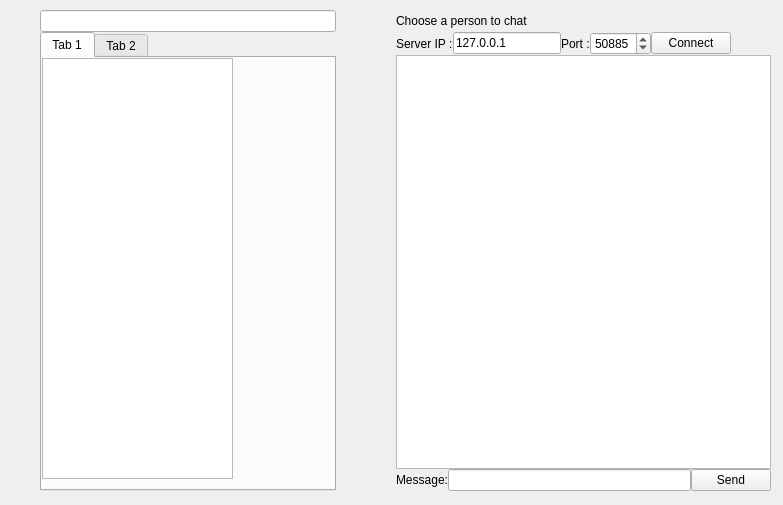
Before: the Qt Designer form GUI/Client/chatwindow.ui in vietnq2291/network-programming-project-20222, drawn with Qt 5.
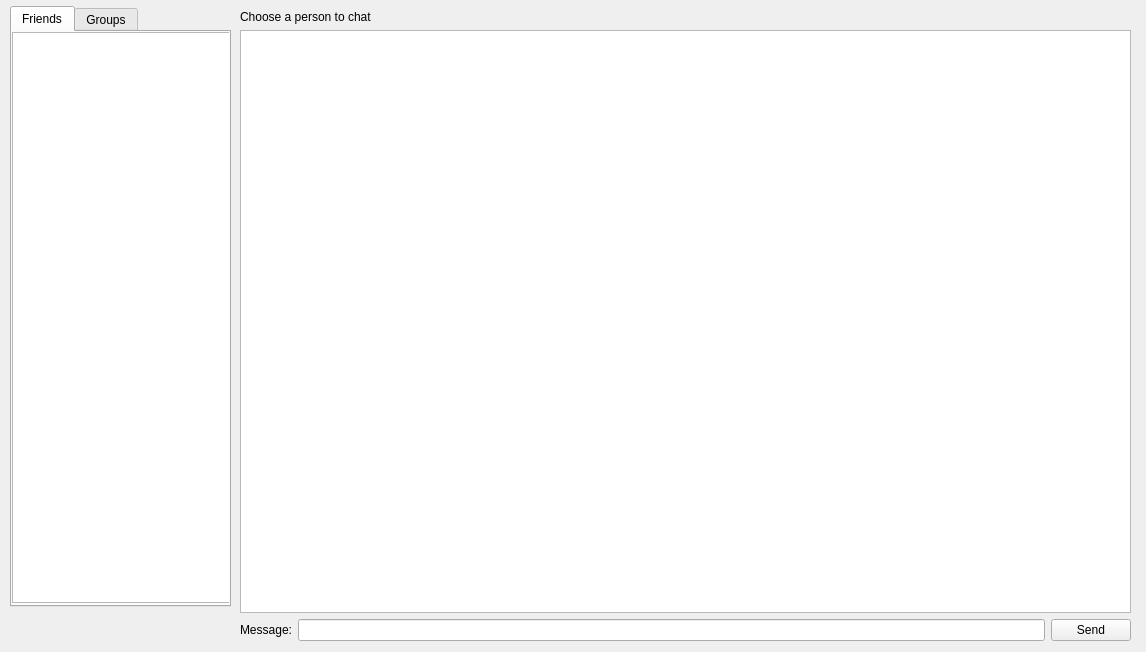
After: the same form once the commit is applied. Icons and pictures are not drawn.

What changed in the file:
```diff
--- a/GUI/Client/chatwindow.ui
+++ b/GUI/Client/chatwindow.ui
@@ -6,8 +6,8 @@
    <rect>
     <x>0</x>
     <y>0</y>
-    <width>783</width>
-    <height>505</height>
+    <width>1146</width>
+    <height>652</height>
    </rect>
   </property>
   <property name="windowTitle">
@@ -17,153 +17,71 @@
    <iconset>
     <normaloff>chat.png</normaloff>chat.png</iconset>
   </property>
-  <widget class="QWidget" name="layoutWidget">
+  <widget class="QTabWidget" name="tabWidget">
    <property name="geometry">
     <rect>
      <x>10</x>
+     <y>6</y>
+     <width>221</width>
+     <height>601</height>
+    </rect>
+   </property>
+   <property name="currentIndex">
+    <number>0</number>
+   </property>
+   <widget class="QWidget" name="tab">
+    <property name="accessibleName">
+     <string/>
+    </property>
+    <attribute name="title">
+     <string>Friends</string>
+    </attribute>
+    <widget class="QListWidget" name="listWidget">
+     <property name="geometry">
+      <rect>
+       <x>0</x>
+       <y>0</y>
+       <width>221</width>
+       <height>571</height>
+      </rect>
+     </property>
+    </widget>
+   </widget>
+   <widget class="QWidget" name="tab_2">
+    <attribute name="title">
+     <string>Groups</string>
+    </attribute>
+    <widget class="QListWidget" name="listWidget_2">
+     <property name="geometry">
+      <rect>
+       <x>0</x>
+       <y>0</y>
+       <width>221</width>
+       <height>571</height>
+      </rect>
+     </property>
+    </widget>
+   </widget>
+  </widget>
+  <widget class="QWidget" name="">
+   <property name="geometry">
+    <rect>
+     <x>240</x>
      <y>10</y>
-     <width>761</width>
-     <height>481</height>
+     <width>891</width>
+     <height>631</height>
     </rect>
    </property>
-   <layout class="QGridLayout" name="gridLayout" rowstretch="0,0">
-    <property name="leftMargin">
-     <number>30</number>
-    </property>
-    <property name="topMargin">
-     <number>0</number>
-    </property>
-    <property name="rightMargin">
-     <number>0</number>
-    </property>
-    <property name="bottomMargin">
-     <number>0</number>
-    </property>
-    <property name="horizontalSpacing">
-     <number>60</number>
-    </property>
-    <property name="verticalSpacing">
-     <number>0</number>
-    </property>
-    <item row="0" column="1">
+   <layout class="QVBoxLayout" name="verticalLayout_3">
+    <item>
      <widget class="QLabel" name="label_3">
       <property name="text">
        <string>Choose a person to chat</string>
       </property>
      </widget>
     </item>
-    <item row="1" column="0">
-     <widget class="QTabWidget" name="tabWidget">
-      <property name="currentIndex">
-       <number>0</number>
-      </property>
-      <widget class="QWidget" name="tab">
-       <attribute name="title">
-        <string>Tab 1</string>
-       </attribute>
-       <widget class="QListWidget" name="listWidget">
-        <property name="geometry">
-         <rect>
-          <x>0</x>
-          <y>0</y>
-          <width>191</width>
-          <height>421</height>
-         </rect>
-        </property>
-       </widget>
-      </widget>
-      <widget class="QWidget" name="tab_2">
-       <attribute name="title">
-        <string>Tab 2</string>
-       </attribute>
-       <widget class="QListWidget" name="listWidget_2">
-        <property name="geometry">
-         <rect>
-          <x>0</x>
-          <y>0</y>
-          <width>191</width>
-          <height>421</height>
-         </rect>
-        </property>
-       </widget>
-      </widget>
-     </widget>
-    </item>
-    <item row="1" column="1">
+    <item>
      <layout class="QVBoxLayout" name="verticalLayout_2">
-      <item>
-       <layout class="QHBoxLayout" name="horizontalLayout">
-        <item>
-         <widget class="QLabel" name="label">
-          <property name="text">
-           <string>Server IP :</string>
-          </property>
-         </widget>
-        </item>
-        <item>
-         <widget class="QLineEdit" name="serverIP">
-          <property name="maximumSize">
-           <size>
-            <width>150</width>
-            <height>16777215</height>
-           </size>
-          </property>
-          <property name="text">
-           <string>127.0.0.1</string>
-          </property>
-         </widget>
-        </item>
-        <item>
-         <widget class="QLabel" name="label_2">
-          <property name="text">
-           <string>Port :</string>
-          </property>
-         </widget>
-        </item>
-        <item>
-         <widget class="QSpinBox" name="serverPort">
-          <property name="minimumSize">
-           <size>
-            <width>60</width>
-            <height>0</height>
-           </size>
-          </property>
-          <property name="minimum">
-           <number>1024</number>
-          </property>
-          <property name="maximum">
-           <number>65535</number>
-          </property>
-          <property name="value">
-           <number>50885</number>
-          </property>
-         </widget>
-        </item>
-        <item>
-         <widget class="QPushButton" name="connButton">
-          <property name="text">
-           <string>Connect</string>
-          </property>
-         </widget>
-        </item>
-        <item>
-         <spacer name="horizontalSpacer">
-          <property name="orientation">
-           <enum>Qt::Horizontal</enum>
-          </property>
-          <property name="sizeHint" stdset="0">
-           <size>
-            <width>40</width>
-            <height>20</height>
-           </size>
-          </property>
-         </spacer>
-        </item>
-        <item>
-         <layout class="QVBoxLayout" name="verticalLayout"/>
-        </item>
-       </layout>
-      </item>
       <item>
        <widget class="QTextEdit" name="convBox">
         <property name="maximumSize">
@@ -204,9 +122,6 @@
       </item>
      </layout>
     </item>
-    <item row="0" column="0">
-     <widget class="QLineEdit" name="lineEdit"/>
-    </item>
    </layout>
   </widget>
  </widget>
```
